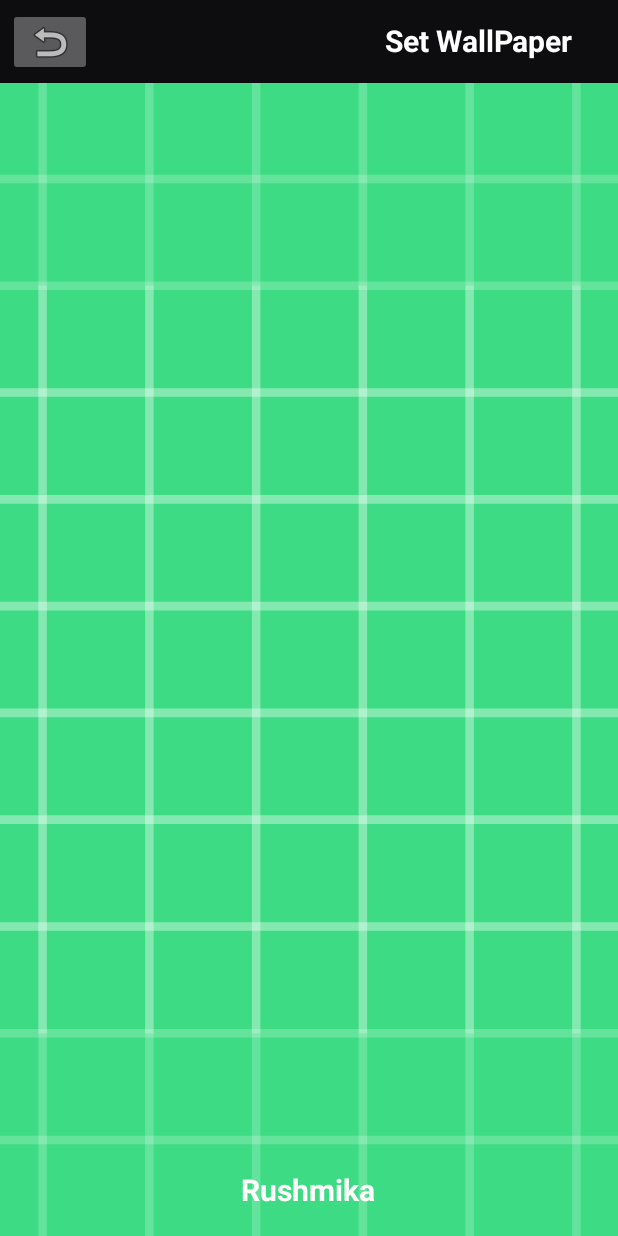
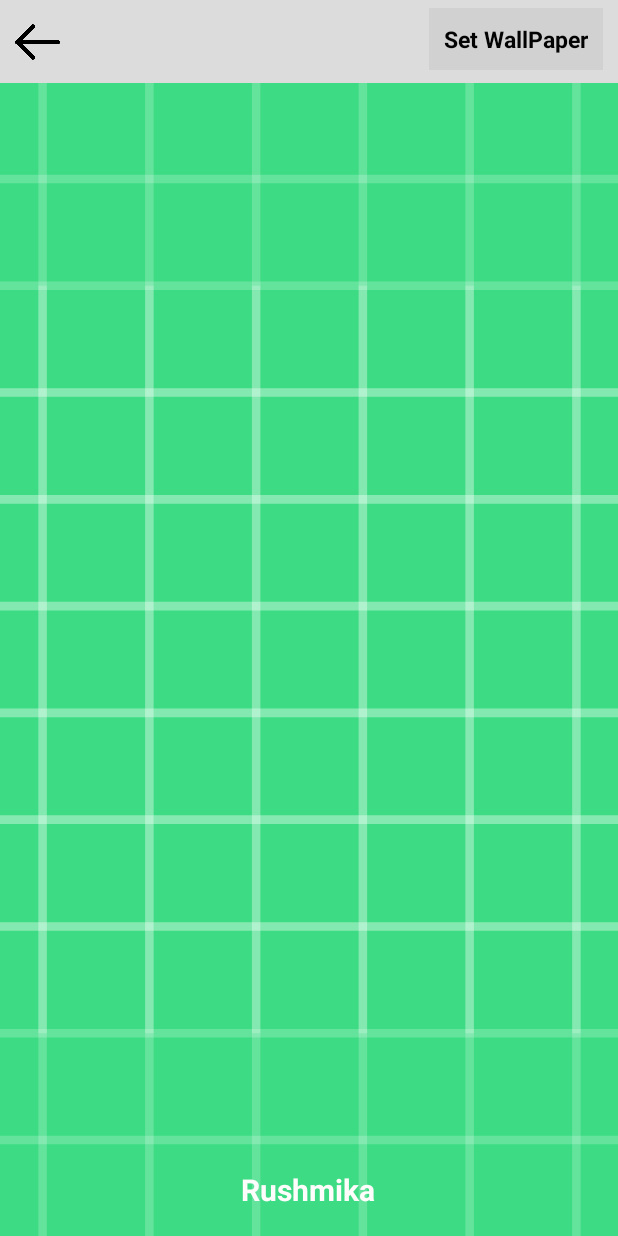
Before and after one commit to kshitijmandle/Core_Wallpapers, an Android app: the layout activity_cliked.xml on its own in the app's theme, with its tools: preview values and no code run, on a phone screen of 412 x 824 dp. Run offline under Robolectric (Android 15) with nearby library versions, the phone set to English and light mode, and no system bars; network calls fail.

Commit message:
just re-desinged

```diff
--- a/app/src/main/java/com/learn/corewallpapers/MainActivity.java
+++ b/app/src/main/java/com/learn/corewallpapers/MainActivity.java
@@ -76,7 +76,6 @@ public class MainActivity extends AppCompatActivity {
                return false;
             }
         });
-
     }
     public void getimageapidata(){
 
--- a/app/src/main/res/layout/activity_cliked.xml
+++ b/app/src/main/res/layout/activity_cliked.xml
@@ -4,7 +4,7 @@
     xmlns:tools="http://schemas.android.com/tools"
     android:layout_width="match_parent"
     android:layout_height="match_parent"
-    android:background="#F0000000"
+    android:background="#EFEFEF"
     tools:context=".ClikedActivity">
 
     <include
--- a/app/src/main/res/layout/activity_main.xml
+++ b/app/src/main/res/layout/activity_main.xml
@@ -6,8 +6,9 @@
     android:layout_height="match_parent"
     android:background="#070303"
     tools:context=".MainActivity" >
+    <include layout="@layout/toolbar_h"/>
 
-   <include layout="@layout/toolbar_h"/>
+
 
 
     <androidx.constraintlayout.widget.ConstraintLayout
--- a/app/src/main/res/layout/setwallpapertoolbar.xml
+++ b/app/src/main/res/layout/setwallpapertoolbar.xml
@@ -10,31 +10,32 @@
 
     <RelativeLayout
         android:layout_width="match_parent"
-        android:layout_height="match_parent">
+        android:layout_height="match_parent"
+        android:background="#51FFFDFD"
+        >
+        <ImageView
+            android:layout_width="30dp"
+            android:id="@+id/backbuuten"
+            android:layout_height="match_parent"
+            android:src="@drawable/backbutten"
+            android:layout_margin="10dp"
+            />
 
         <TextView
             android:id="@+id/setwallpaper"
             android:layout_width="wrap_content"
             android:layout_height="wrap_content"
-            android:layout_marginTop="3dp"
+            android:layout_marginTop="5dp"
             android:padding="10dp"
             android:text="Set WallPaper"
-            android:textColor="#fff"
+            android:textColor="#040303"
+            android:background="#D1D1D1"
             android:layout_alignParentRight="true"
-            android:layout_marginRight="20dp"
-            android:textSize="20dp"
+            android:layout_marginRight="10dp"
+            android:textSize="15dp"
             android:textStyle="bold" />
 
-        <ImageButton
-            android:id="@+id/backbutten"
-            android:layout_width="wrap_content"
-            android:layout_height="wrap_content"
-            android:layout_margin="5dp"
-            android:layout_marginStart="5dp"
-            android:layout_marginTop="5dp"
-            android:layout_marginEnd="5dp"
-            android:layout_marginBottom="5dp"
-            android:src="@android:drawable/ic_menu_revert" />
+
 
 
     </RelativeLayout>
```
Also changed, not shown: app/src/main/java/com/learn/corewallpapers/ClikedActivity.java (+8 -16 lines), app/src/main/res/layout/model_imageview.xml (+6 -7 lines), app/src/main/res/layout/toolbar_h.xml (+12 -15 lines), app/src/main/res/drawable/backbutten.png (added).
